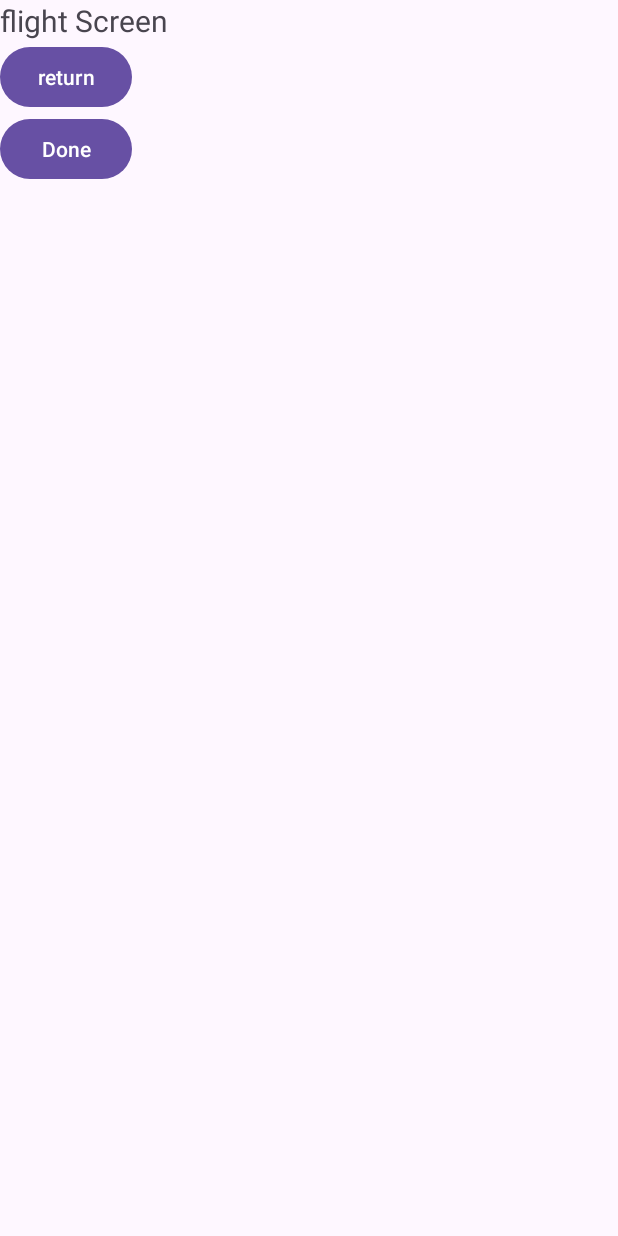
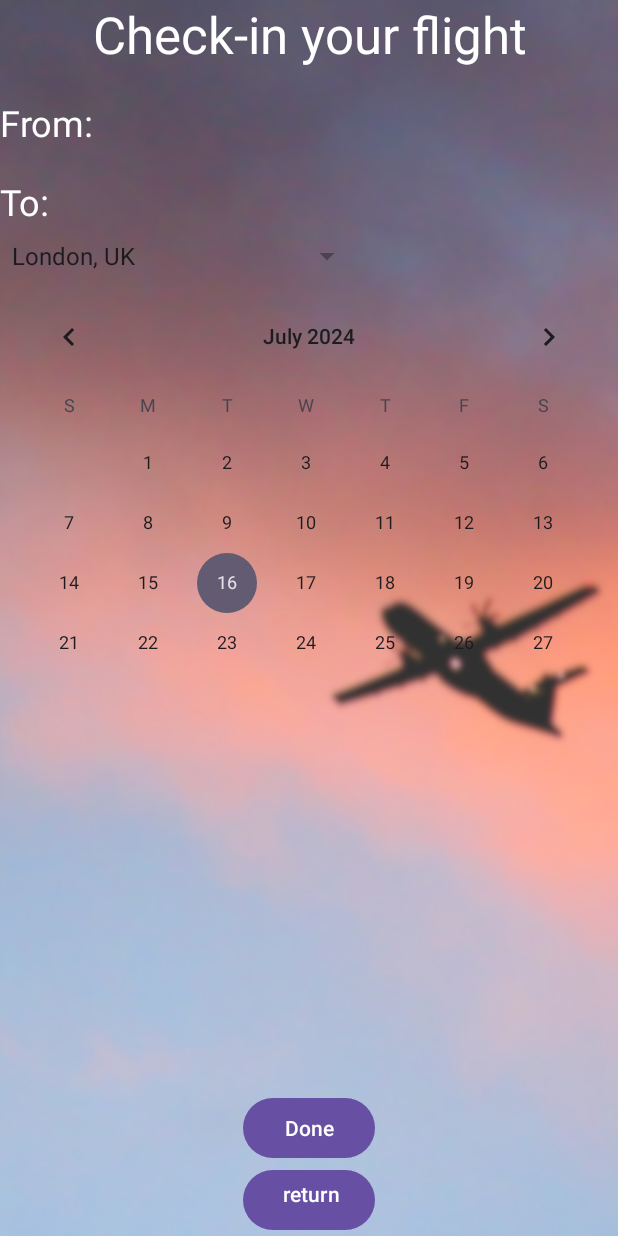
Before and after one commit to IsrOrel/CS_2021---TravelWithMe, an Android app: the Add_flight screen opened through its navigation route, on a phone screen of 412 x 824 dp. Run offline under Robolectric (Android 15) with nearby library versions, the phone set to English and light mode, and no system bars.

Commit message:
Changes to the flight java and xml

```diff
--- a/app/build.gradle.kts
+++ b/app/build.gradle.kts
@@ -60,5 +60,4 @@ dependencies {
     testImplementation(libs.junit)
     implementation(libs.material.calendarview)
 
-
     }
--- a/app/src/main/java/com/example/travelwithme/Add_flight.kt
+++ b/app/src/main/java/com/example/travelwithme/Add_flight.kt
@@ -1,11 +1,12 @@
 package com.example.travelwithme
 
 import android.os.Bundle
-import androidx.fragment.app.Fragment
 import android.view.LayoutInflater
 import android.view.View
 import android.view.ViewGroup
-import androidx.core.os.bundleOf
+import android.widget.ArrayAdapter
+import android.widget.Spinner
+import androidx.fragment.app.Fragment
 import androidx.navigation.fragment.findNavController
 import com.example.travelwithme.databinding.AddFlightBinding
 
@@ -22,10 +23,19 @@ class Add_flight : Fragment() {
     }
     override fun onViewCreated(view: android.view.View, savedInstanceState: android.os.Bundle?) {
         super.onViewCreated(view, savedInstanceState)
-        binding.DoneBtn.setOnClickListener {
+        val citiesSpinner: Spinner = binding.citiesspinner
+        val adapter: ArrayAdapter<CharSequence> = ArrayAdapter.createFromResource(
+            requireContext(),
+            R.array.cities,
+            android.R.layout.simple_spinner_item
+        )
+        adapter.setDropDownViewResource(android.R.layout.simple_spinner_dropdown_item)
+        citiesSpinner.adapter = adapter
+
+        binding.doneBtn.setOnClickListener {
             findNavController().navigate(R.id.action_add_flight_to_add_Hotel)
         }
-        binding.Return.setOnClickListener {
+        binding.return1.setOnClickListener {
             findNavController().navigate(R.id.action_add_flight_to_my_Trips)
         }
 
--- a/app/src/main/res/layout/add__flight.xml
+++ b/app/src/main/res/layout/add__flight.xml
@@ -3,26 +3,69 @@
     xmlns:tools="http://schemas.android.com/tools"
     android:layout_width="match_parent"
     android:layout_height="match_parent"
+    android:background="@drawable/blur_plane"
     android:orientation="vertical"
     tools:context=".Add_flight">
 
  <TextView
+     android:id="@+id/textviewheader"
+     android:layout_width="match_parent"
+     android:layout_height="wrap_content"
+     android:layout_marginBottom="20dp"
+     android:gravity="center_horizontal"
+     android:text="Check-in your flight"
+     android:textColor="#FFFFFF"
+     android:textSize="34sp" />
+
+ <TextView
+     android:id="@+id/textViewfrom"
      android:layout_width="wrap_content"
      android:layout_height="wrap_content"
-     android:text="flight Screen"
-     android:textSize="20dp"
-     />
- <Button
-     android:id="@+id/Return"
+     android:layout_marginBottom="20dp"
+     android:text="From: "
+     android:textColor="#FFFFFF"
+     android:textColorLink="#FFFFFF"
+     android:textSize="24sp" />
+
+ <TextView
+     android:id="@+id/textViewto"
      android:layout_width="wrap_content"
      android:layout_height="wrap_content"
-     android:text="return"/>
- <Button
-     android:id="@+id/Done_btn"
+     android:text="To: "
+     android:textColor="#FFFFFF"
+     android:textSize="24sp" />
+
+ <Spinner
+     android:id="@+id/citiesspinner"
      android:layout_width="wrap_content"
-     android:layout_height="wrap_content"
-     android:text="Done"
-     />
+     android:layout_height="40dp" />
+
+ <CalendarView
+     android:id="@+id/calendarView"
+     android:layout_width="match_parent"
+     android:layout_height="243dp" />
+
+ <LinearLayout
+     android:layout_width="match_parent"
+     android:layout_height="match_parent"
+     android:gravity="bottom|center"
+     android:orientation="vertical">
+
+  <Button
+      android:id="@+id/done_btn"
+      android:layout_width="wrap_content"
+      android:layout_height="wrap_content"
+      android:text="Done" />
+
+  <Button
+      android:id="@+id/return1"
+      android:layout_width="wrap_content"
+      android:layout_height="wrap_content"
+      android:gravity="end"
+      android:text="return"
+      android:textAlignment="gravity" />
+
+ </LinearLayout>
 
 
 </LinearLayout>
--- a/app/src/main/res/values/strings.xml
+++ b/app/src/main/res/values/strings.xml
@@ -1,5 +1,9 @@
 <resources>
     <string name="app_name">Travel With Me</string>
-    <!-- TODO: Remove or change this placeholder text -->
     <string name="hello_blank_fragment">Hello blank fragment</string>
+    <string-array name="cities">
+        <item>London, UK</item>
+        <item>Amsterdam, Netherlands</item>
+        <item>Rome, Italy</item>
+    </string-array>
 </resources>
```
Also changed, not shown: app/src/main/res/drawable/blur_plane.png (added), gradle/wrapper/gradle-wrapper.properties, 1 other file.
